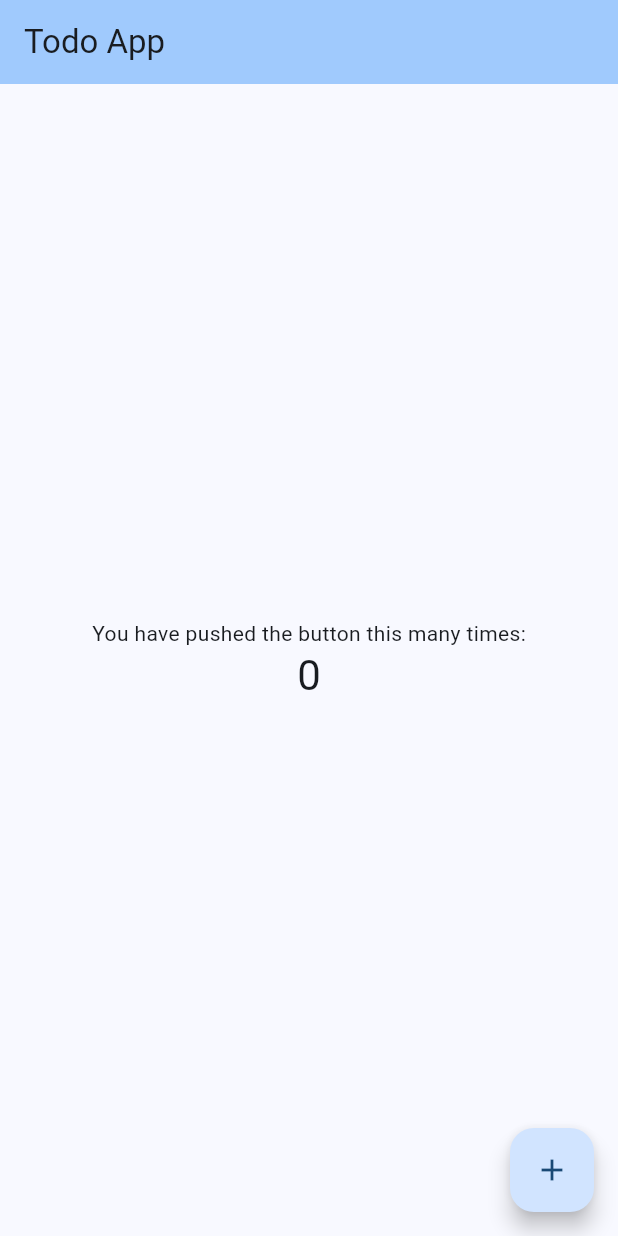
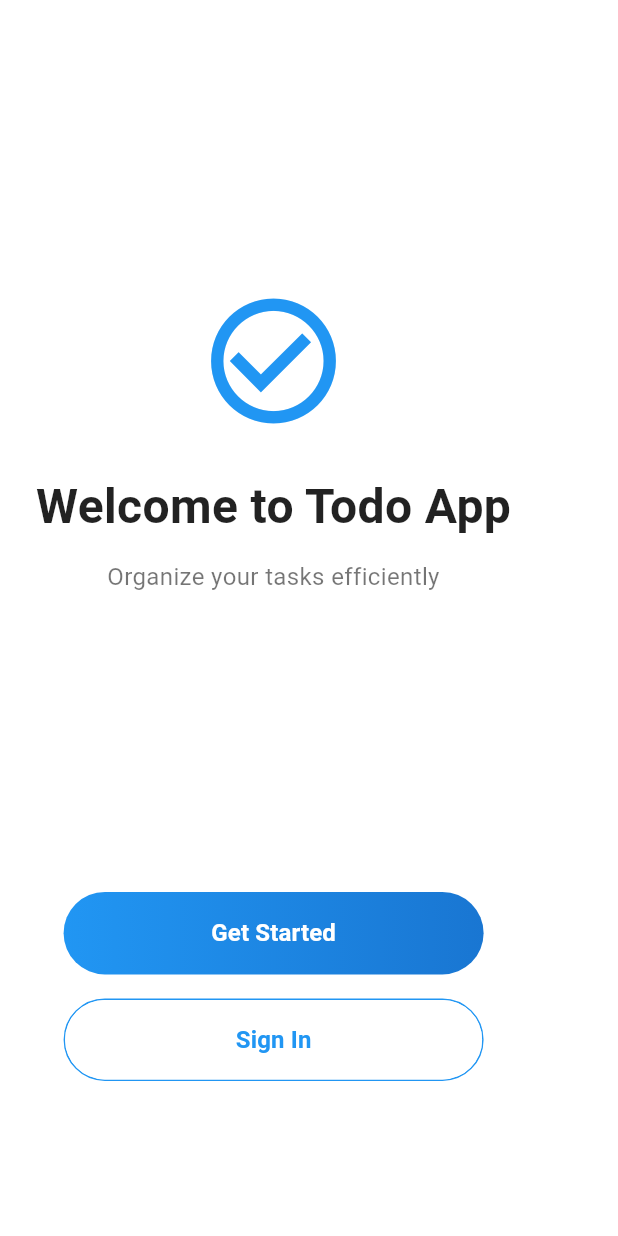
Before and after one commit to khayson/todo_app, a Flutter app: the screen it shows after launch, on a phone screen of 412 x 824 dp. Run offline on Flutter 3.47's test engine with Material 3 defaults, Android fonts, the phone set to English and light mode, and no system bars; our stand-ins replace firebase_core; accounts and stored records are empty.

Commit message:
Set up initial app structure with welcome screen and basic configuration

```diff
--- /dev/null
+++ b/lib/constants/app_theme.dart
@@ -0,0 +1,19 @@
+import 'package:flutter/material.dart';
+
+class AppTheme {
+  // Colors
+  static const primaryColor = Color(0xFF2196F3);
+  static const secondaryColor = Color(0xFF03A9F4);
+
+  // Text Styles
+  static const titleStyle = TextStyle(
+    fontSize: 32,
+    fontWeight: FontWeight.bold,
+    color: Colors.black87,
+  );
+
+  static const subtitleStyle = TextStyle(
+    fontSize: 16,
+    color: Colors.black54,
+  );
+}
--- a/lib/main.dart
+++ b/lib/main.dart
@@ -1,6 +1,7 @@
 import 'package:flutter/material.dart';
 import 'package:firebase_core/firebase_core.dart';
 import 'firebase_options.dart';
+import 'screens/welcome_screen.dart';
 
 void main() async {
   WidgetsFlutterBinding.ensureInitialized();
@@ -15,11 +16,12 @@ class MyApp extends StatelessWidget {
   Widget build(BuildContext context) {
     return MaterialApp(
       title: 'Todo App',
+      debugShowCheckedModeBanner: false,
       theme: ThemeData(
         colorScheme: ColorScheme.fromSeed(seedColor: Colors.blue),
         useMaterial3: true,
       ),
-      home: const MyHomePage(title: 'Todo App'),
+      home: const WelcomeScreen(),
     );
   }
 }
--- /dev/null
+++ b/lib/screens/welcome_screen.dart
@@ -0,0 +1,62 @@
+import 'package:flutter/material.dart';
+import '../constants/app_theme.dart';
+import '../widgets/welcome_button.dart';
+
+class WelcomeScreen extends StatelessWidget {
+  const WelcomeScreen({super.key});
+
+  @override
+  Widget build(BuildContext context) {
+    return Scaffold(
+      backgroundColor: Colors.white,
+      body: SafeArea(
+        child: Padding(
+          padding: const EdgeInsets.symmetric(horizontal: 24),
+          child: Column(
+            children: [
+              const Spacer(flex: 2),
+              // App Logo
+              const Icon(
+                Icons.check_circle_outline,
+                size: 100,
+                color: AppTheme.primaryColor,
+              ),
+              const SizedBox(height: 24),
+
+              // Welcome Text
+              const Text(
+                'Welcome to Todo App',
+                style: AppTheme.titleStyle,
+                textAlign: TextAlign.center,
+              ),
+              const SizedBox(height: 12),
+              const Text(
+                'Organize your tasks efficiently',
+                style: AppTheme.subtitleStyle,
+                textAlign: TextAlign.center,
+              ),
+              const Spacer(flex: 2),
+
+              // Action Buttons
+              WelcomeButton(
+                text: 'Get Started',
+                onPressed: () {
+                  // TODO: Navigate to tasks screen
+                },
+                isPrimary: true,
+              ),
+              WelcomeButton(
+                text: 'Sign In',
+                onPressed: () {
+                  // TODO: Navigate to sign in screen
+                },
+                isPrimary: false,
+              ),
+              const Spacer(),
+            ],
+          ),
+        ),
+      ),
+    );
+  }
+}
--- /dev/null
+++ b/lib/widgets/welcome_button.dart
@@ -0,0 +1,54 @@
+import 'package:flutter/material.dart';
+
+class WelcomeButton extends StatelessWidget {
+  final String text;
+  final VoidCallback onPressed;
+  final bool isPrimary;
+
+  const WelcomeButton({
+    super.key,
+    required this.text,
+    required this.onPressed,
+    this.isPrimary = true,
+  });
+
+  @override
+  Widget build(BuildContext context) {
+    return Container(
+      width: 280,
+      height: 55,
+      margin: const EdgeInsets.symmetric(vertical: 8),
+      decoration: BoxDecoration(
+        gradient: isPrimary
+            ? const LinearGradient(
+                colors: [Color(0xFF2196F3), Color(0xFF1976D2)],
+                begin: Alignment.centerLeft,
+                end: Alignment.centerRight,
+              )
+            : null,
+        borderRadius: BorderRadius.circular(30),
+        border: isPrimary ? null : Border.all(color: const Color(0xFF2196F3)),
+      ),
+      child: ElevatedButton(
+        onPressed: onPressed,
+        style: ElevatedButton.styleFrom(
+          backgroundColor: isPrimary ? Colors.transparent : Colors.white,
+          foregroundColor: isPrimary ? Colors.white : const Color(0xFF2196F3),
+          elevation: isPrimary ? 0 : 0,
+          shape: RoundedRectangleBorder(
+            borderRadius: BorderRadius.circular(30),
+          ),
+          padding: const EdgeInsets.symmetric(horizontal: 24),
+        ),
+        child: Text(
+          text,
+          style: TextStyle(
+            fontSize: 16,
+            fontWeight: FontWeight.w600,
+            color: isPrimary ? Colors.white : const Color(0xFF2196F3),
+          ),
+        ),
+      ),
+    );
+  }
+}
```
